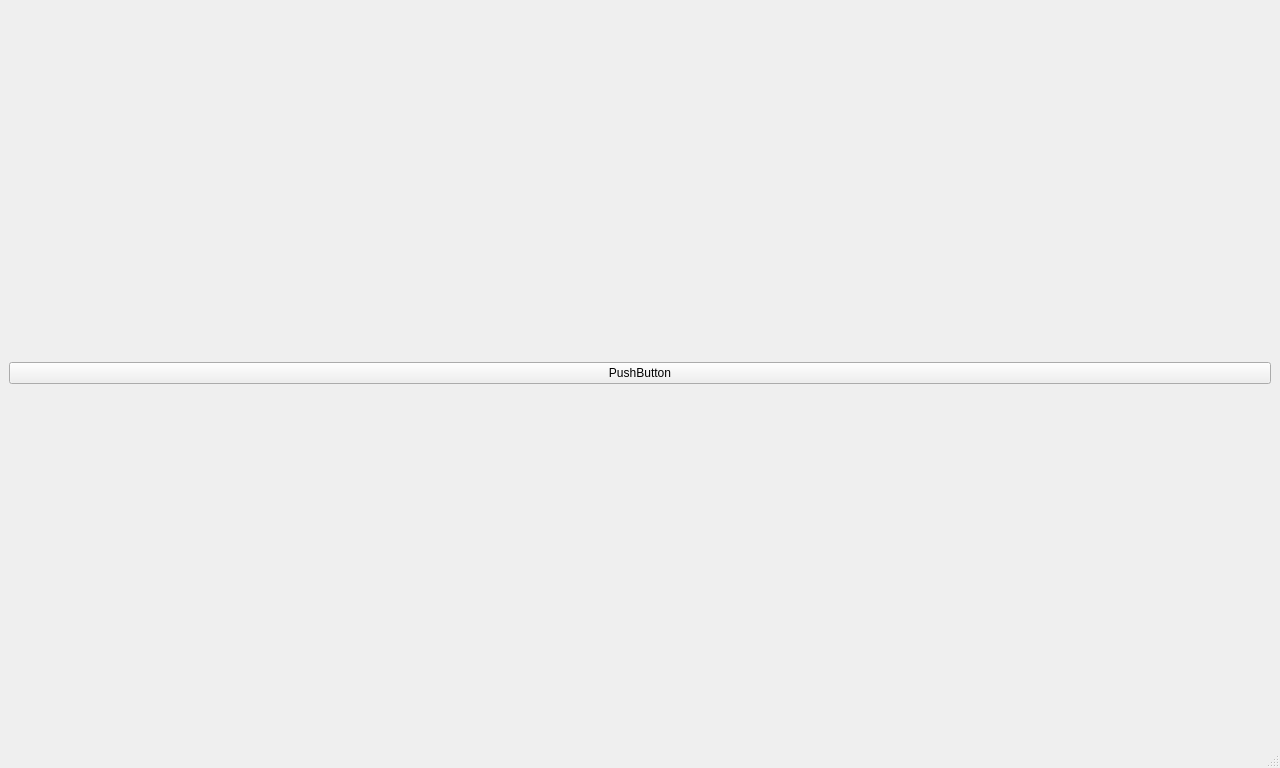
Old version of the form mill_touch_v6/ui/mainwindow.ui in the repository jethornton/mill_touch_v6.
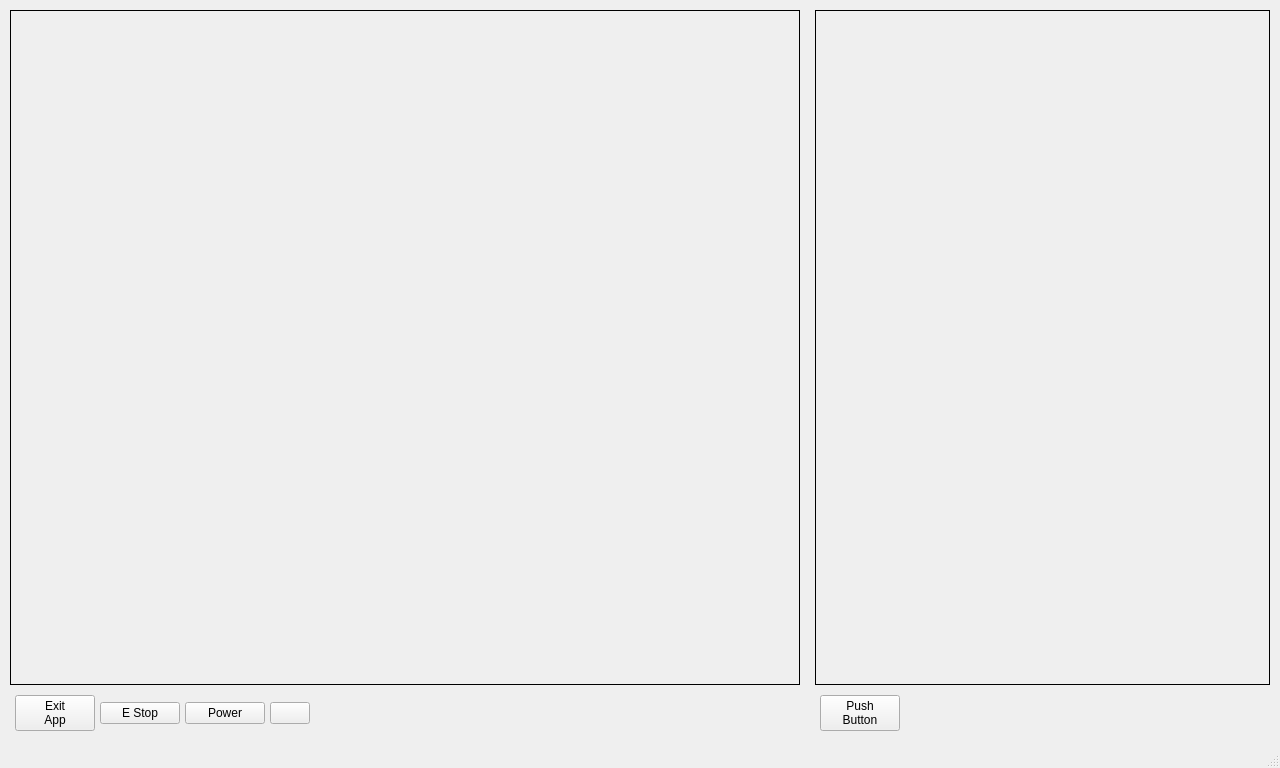
New version of the form. Custom widgets are drawn as their Qt base class.

Commit message: primary layout work

Patch:
```diff
--- a/mill_touch_v6/ui/mainwindow.ui
+++ b/mill_touch_v6/ui/mainwindow.ui
@@ -18,8 +18,8 @@
   </property>
   <property name="minimumSize">
    <size>
-    <width>0</width>
-    <height>0</height>
+    <width>1280</width>
+    <height>768</height>
    </size>
   </property>
   <property name="maximumSize">
@@ -32,12 +32,191 @@
    <string>MainWindow</string>
   </property>
   <widget class="QWidget" name="centralwidget">
-   <layout class="QVBoxLayout" name="verticalLayout">
+   <layout class="QHBoxLayout" name="horizontalLayout">
     <item>
-     <widget class="QPushButton" name="pushButton">
-      <property name="text">
-       <string>PushButton</string>
+     <widget class="QWidget" name="verticalWidget" native="true">
+      <property name="minimumSize">
+       <size>
+        <width>800</width>
+        <height>0</height>
+       </size>
       </property>
+      <layout class="QVBoxLayout" name="verticalLayout">
+       <property name="spacing">
+        <number>5</number>
+       </property>
+       <property name="leftMargin">
+        <number>5</number>
+       </property>
+       <property name="topMargin">
+        <number>5</number>
+       </property>
+       <property name="rightMargin">
+        <number>5</number>
+       </property>
+       <property name="bottomMargin">
+        <number>5</number>
+       </property>
+       <item>
+        <widget class="QStackedWidget" name="stackedWidget">
+         <property name="frameShape">
+          <enum>QFrame::Box</enum>
+         </property>
+         <widget class="QWidget" name="page"/>
+         <widget class="QWidget" name="page_2"/>
+        </widget>
+       </item>
+       <item>
+        <widget class="QWidget" name="horizontalWidget" native="true">
+         <layout class="QHBoxLayout" name="horizontalLayout_2">
+          <property name="spacing">
+           <number>5</number>
+          </property>
+          <property name="leftMargin">
+           <number>5</number>
+          </property>
+          <property name="topMargin">
+           <number>5</number>
+          </property>
+          <property name="rightMargin">
+           <number>5</number>
+          </property>
+          <property name="bottomMargin">
+           <number>5</number>
+          </property>
+          <item>
+           <widget class="QPushButton" name="exitAppBtn">
+            <property name="text">
+             <string>Exit
+App</string>
+            </property>
+           </widget>
+          </item>
+          <item>
+           <widget class="ActionButton" name="actionbutton">
+            <property name="text">
+             <string>E Stop</string>
+            </property>
+            <property name="rules" stdset="0">
+             <string>[{&quot;channels&quot;: [{&quot;url&quot;: &quot;status:estop&quot;, &quot;trigger&quot;: true}], &quot;property&quot;: &quot;Style Sheet&quot;, &quot;expression&quot;: &quot;'border-color: #00FF00' if ch[0] == 0 else 'border-color: #FF0000'&quot;, &quot;name&quot;: &quot;New Rule&quot;}]</string>
+            </property>
+            <property name="actionName" stdset="0">
+             <string>machine.estop.toggle</string>
+            </property>
+           </widget>
+          </item>
+          <item>
+           <widget class="ActionButton" name="actionbutton_2">
+            <property name="text">
+             <string>Power</string>
+            </property>
+            <property name="checkable">
+             <bool>true</bool>
+            </property>
+            <property name="actionName" stdset="0">
+             <string>machine.power.toggle</string>
+            </property>
+           </widget>
+          </item>
+          <item>
+           <widget class="ActionButton" name="actionbutton_3">
+            <property name="rules" stdset="0">
+             <string>[{&quot;channels&quot;: [{&quot;url&quot;: &quot;status:all_axes_homed&quot;, &quot;trigger&quot;: true}], &quot;property&quot;: &quot;Text&quot;, &quot;expression&quot;: &quot;'Homed' if ch[0] else 'Home\\nAll'&quot;, &quot;name&quot;: &quot;New Rule&quot;}, {&quot;channels&quot;: [{&quot;url&quot;: &quot;status:all_axes_homed&quot;, &quot;trigger&quot;: true}], &quot;property&quot;: &quot;Style Sheet&quot;, &quot;expression&quot;: &quot;'border-color: #00FF00' if ch[0] else ''&quot;, &quot;name&quot;: &quot;New Rule&quot;}]</string>
+            </property>
+            <property name="actionName" stdset="0">
+             <string>machine.home.all</string>
+            </property>
+           </widget>
+          </item>
+          <item>
+           <spacer name="horizontalSpacer">
+            <property name="orientation">
+             <enum>Qt::Horizontal</enum>
+            </property>
+            <property name="sizeHint" stdset="0">
+             <size>
+              <width>40</width>
+              <height>20</height>
+             </size>
+            </property>
+           </spacer>
+          </item>
+         </layout>
+        </widget>
+       </item>
+      </layout>
+     </widget>
+    </item>
+    <item>
+     <widget class="QWidget" name="verticalWidget_2" native="true">
+      <layout class="QVBoxLayout" name="verticalLayout_2">
+       <property name="spacing">
+        <number>5</number>
+       </property>
+       <property name="leftMargin">
+        <number>5</number>
+       </property>
+       <property name="topMargin">
+        <number>5</number>
+       </property>
+       <property name="rightMargin">
+        <number>5</number>
+       </property>
+       <property name="bottomMargin">
+        <number>5</number>
+       </property>
+       <item>
+        <widget class="QStackedWidget" name="stackedWidget_2">
+         <property name="frameShape">
+          <enum>QFrame::Box</enum>
+         </property>
+         <widget class="QWidget" name="page_3"/>
+         <widget class="QWidget" name="page_4"/>
+        </widget>
+       </item>
+       <item>
+        <widget class="QWidget" name="horizontalWidget" native="true">
+         <layout class="QHBoxLayout" name="horizontalLayout_3">
+          <property name="spacing">
+           <number>5</number>
+          </property>
+          <property name="leftMargin">
+           <number>5</number>
+          </property>
+          <property name="topMargin">
+           <number>5</number>
+          </property>
+          <property name="rightMargin">
+           <number>5</number>
+          </property>
+          <property name="bottomMargin">
+           <number>5</number>
+          </property>
+          <item>
+           <widget class="QPushButton" name="pushButton_2">
+            <property name="text">
+             <string>Push
+Button</string>
+            </property>
+           </widget>
+          </item>
+          <item>
+           <spacer name="horizontalSpacer_2">
+            <property name="orientation">
+             <enum>Qt::Horizontal</enum>
+            </property>
+            <property name="sizeHint" stdset="0">
+             <size>
+              <width>40</width>
+              <height>20</height>
+             </size>
+            </property>
+           </spacer>
+          </item>
+         </layout>
+        </widget>
+       </item>
+      </layout>
      </widget>
     </item>
    </layout>
@@ -76,6 +255,14 @@
    </property>
   </action>
  </widget>
+ <layoutdefault spacing="5" margin="5"/>
+ <customwidgets>
+  <customwidget>
+   <class>ActionButton</class>
+   <extends>QPushButton</extends>
+   <header>qtpyvcp.widgets.button_widgets.action_button</header>
+  </customwidget>
+ </customwidgets>
  <resources/>
  <connections/>
 </ui>
```
Left out of the diff: 17 changed lines with no effect on the pictures. The commit also changes 2 other files.
